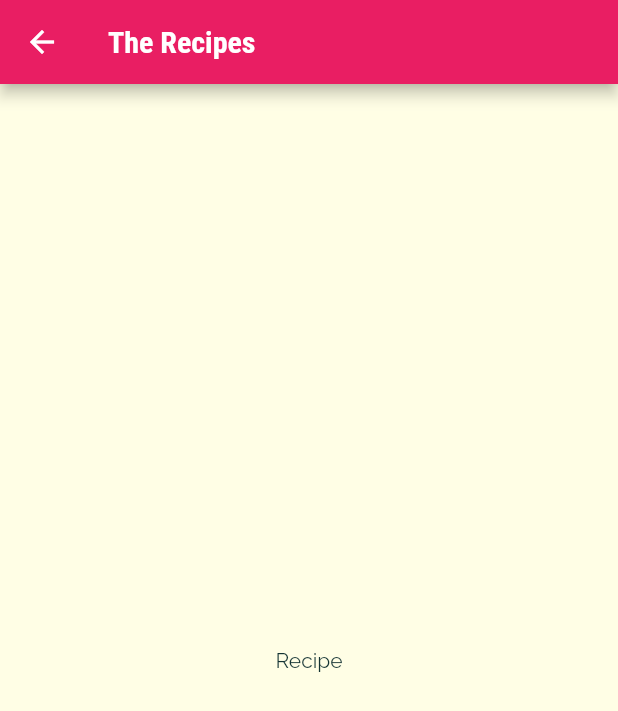
After one commit to mnnkhndlwl/Meals_app_flutter, a Flutter app: the screen it shows after launch, after a tap on "Italian", on a phone screen of 412 x 824 dp. The commit adds this screen. Shown: the top 711 px of the screen. Run offline on Flutter 3.47's test engine with Material 2 defaults, Android fonts, the phone set to English and light mode, and no system bars.

Commit message:
navigating to new page

```diff
--- a/lib/category_item.dart
+++ b/lib/category_item.dart
@@ -1,4 +1,5 @@
 import 'package:flutter/material.dart';
+import './category_meals_screen.dart';
 
 class CategoryItem extends StatelessWidget {
   final String title;
@@ -6,9 +7,19 @@ class CategoryItem extends StatelessWidget {
 
   CategoryItem(this.title, this.color);
 
+  void selectCategory(BuildContext ctx) {
+    Navigator.of(ctx).push(MaterialPageRoute(builder: (_) =>
+       CategoryMealsScreen(),
+      ));
+  }
+
   @override
   Widget build(BuildContext context) {
-    return Container(
+    return InkWell(
+      onTap: () => selectCategory(context),
+      splashColor: Theme.of(context).primaryColor,
+      borderRadius: BorderRadius.circular(15),
+      child: Container(
         padding: const EdgeInsets.all(15),
         child: Text(
           title,
@@ -25,6 +36,7 @@ class CategoryItem extends StatelessWidget {
           ),
           borderRadius: BorderRadius.circular(15),
         ),
+      ),
     );
   }
 }
--- /dev/null
+++ b/lib/category_meals_screen.dart
@@ -0,0 +1,16 @@
+import 'package:flutter/material.dart';
+
+class CategoryMealsScreen extends StatelessWidget {
+
+  @override
+  Widget build(BuildContext context) {
+    return Scaffold(
+      appBar: AppBar(
+        title: Text('The Recipes'),
+      ),
+      body: Center(
+        child: Text('Recipe'),
+      ),
+    );
+  }
+}
```
Lines whose indentation alone changed are shown as unchanged.
